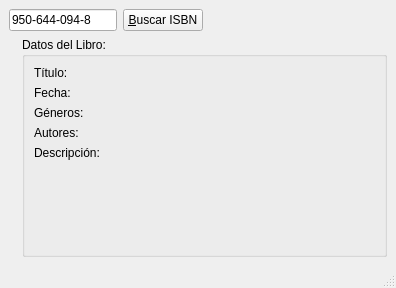
Qt form google_books/gui/interface.ui (chrmorais/aranduka) before a commit.
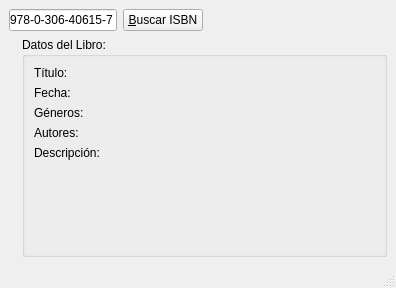
The same form after that commit. Icons and pictures are not drawn.

Commit message: Added README with issues in Ubuntu 10.04

Diff of the .ui file:
```diff
--- a/google_books/gui/interface.ui
+++ b/google_books/gui/interface.ui
@@ -20,7 +20,7 @@
       <item>
        <widget class="QLineEdit" name="isbnEdit">
         <property name="text">
-         <string>950-644-094-8</string>
+         <string>978-0-306-40615-7</string>
         </property>
        </widget>
       </item>
```
The commit also changes 2 other files.
